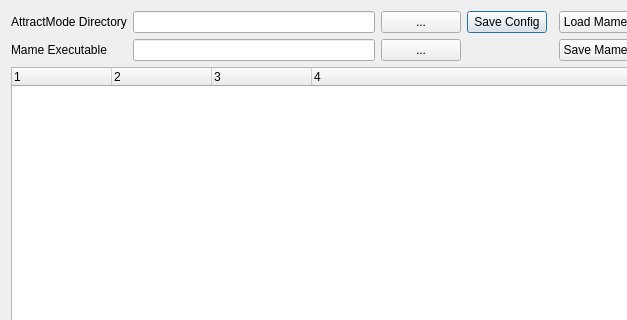
Above: AttractModeMameListMgr.ui from bobRetro/AttractModeListMgr before the change; both pictures show x 0 to 627 and y 0 to 320 of the 768 by 406 pixel window. Below: the same form after it.
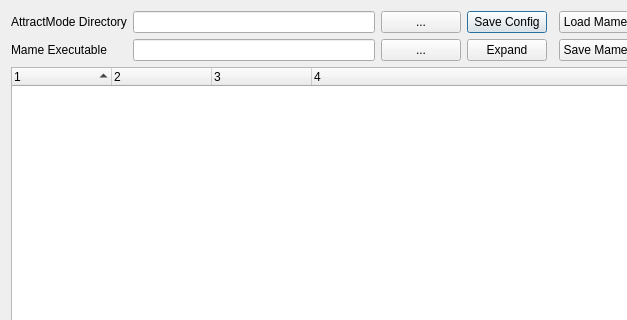
That is the form after the change.

```diff
--- a/AttractModeMameListMgr.ui
+++ b/AttractModeMameListMgr.ui
@@ -143,6 +143,9 @@
      <property name="selectionMode">
       <enum>QAbstractItemView::SingleSelection</enum>
      </property>
+     <property name="sortingEnabled">
+      <bool>true</bool>
+     </property>
      <property name="columnCount">
       <number>4</number>
      </property>
@@ -208,6 +211,13 @@
      </property>
     </widget>
    </item>
+   <item row="1" column="3">
+    <widget class="QPushButton" name="expColBtn">
+     <property name="text">
+      <string>Expand</string>
+     </property>
+    </widget>
+   </item>
   </layout>
  </widget>
  <resources/>
```
